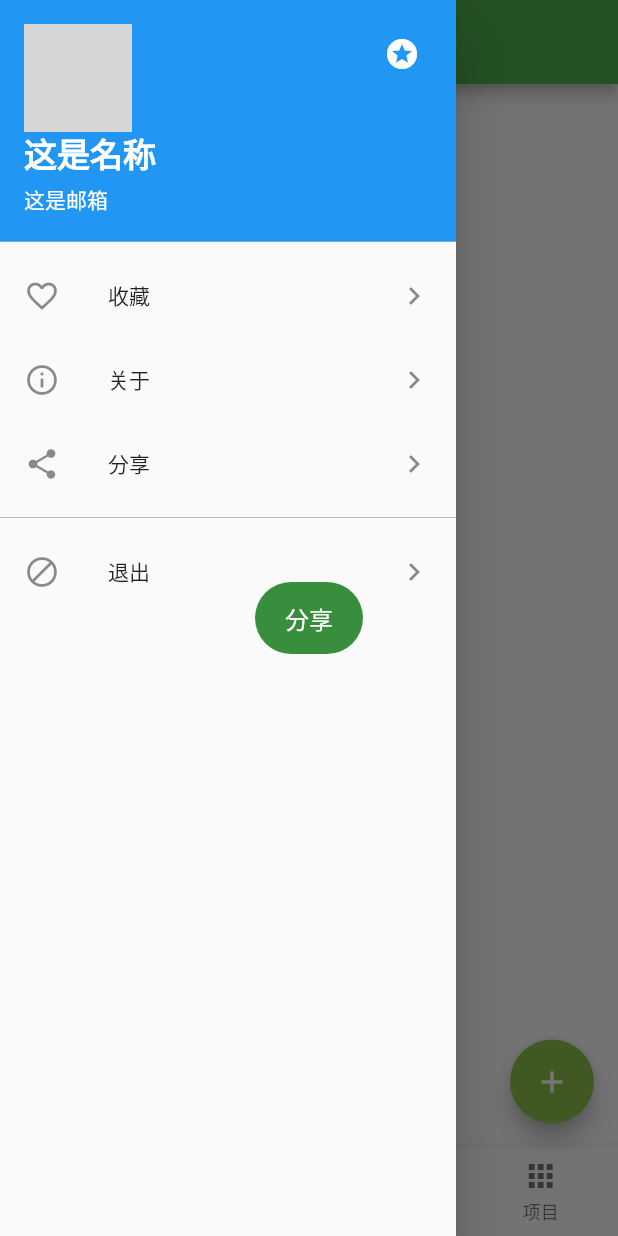
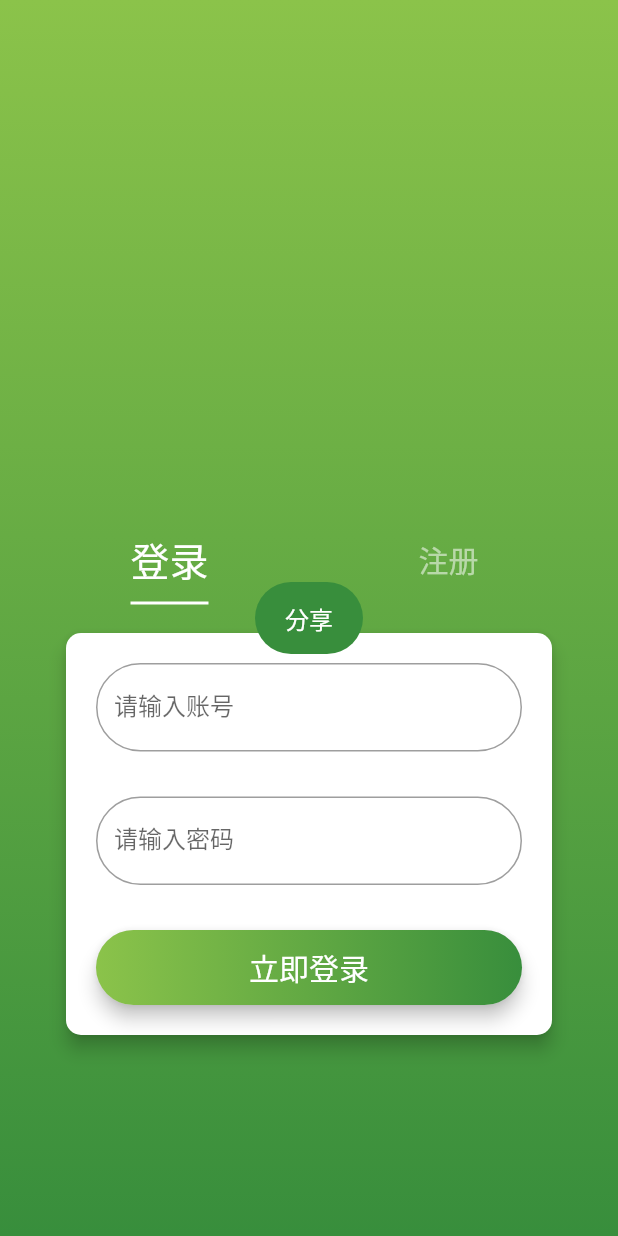
Before and after one commit to yechaoa/wanandroid_flutter, a Flutter app: the screen it shows after launch, in the side drawer, after a tap on "分享", on a phone screen of 412 x 824 dp. Run offline on Flutter 3.47's test engine with Material 2 defaults, Android fonts, the phone set to English and light mode, and no system bars; our stand-ins replace cookie_jar, dio, flutter_swiper, fluttertoast; missing offline and left inert: flutter_webview_plugin; network calls fail; grey boxes are pictures that could not be loaded.

Commit message:
登录界面

```diff
--- a/lib/common/api.dart
+++ b/lib/common/api.dart
@@ -23,4 +23,7 @@ class Api {
   //项目列表数据
   static const String PROJECT_LIST = "project/list/1/json";
 
+  //登录
+  static const String LOGIN = "user/login";
+
 }
--- a/lib/main.dart
+++ b/lib/main.dart
@@ -2,6 +2,7 @@ import 'package:flutter/material.dart';
 import 'package:fluttertoast/fluttertoast.dart';
 import 'package:wanandroid_flutter/pages/about.dart';
 import 'package:wanandroid_flutter/pages/homePage.dart';
+import 'package:wanandroid_flutter/pages/loginPage.dart';
 import 'package:wanandroid_flutter/pages/naviPage.dart';
 import 'package:wanandroid_flutter/pages/projectPage.dart';
 import 'package:wanandroid_flutter/pages/treePage.dart';
@@ -196,6 +197,10 @@ class _MyHomePageState extends State<MyHomePage> {
             trailing: new Icon(Icons.chevron_right),
             onTap: () {
               YToast.show(msg: "分享");
+              Navigator.push(
+                context,
+                new MaterialPageRoute(builder: (context) => new LoginPage()),
+              );
             },
           ),
 
--- /dev/null
+++ b/lib/pages/loginPage.dart
@@ -0,0 +1,235 @@
+import 'dart:convert';
+
+import 'package:flutter/material.dart';
+import 'package:wanandroid_flutter/common/api.dart';
+import 'package:wanandroid_flutter/entity/project_entity.dart';
+import 'package:wanandroid_flutter/entity/project_list_entity.dart';
+import 'package:wanandroid_flutter/http/httpUtil.dart';
+import 'package:wanandroid_flutter/res/colors.dart';
+import 'package:wanandroid_flutter/util/ToastUtil.dart';
+
+class LoginPage extends StatefulWidget {
+  @override
+  State<StatefulWidget> createState() {
+    return new _LoginPagePageState();
+  }
+}
+
+class _LoginPagePageState extends State<LoginPage>
+    with SingleTickerProviderStateMixin {
+  TabController controller; //tab控制器
+  int _currentIndex = 0; //选中下标
+
+  List<ProjectData> _datas = new List(); //tab集合
+  List<ProjectListDataData> _listDatas = new List(); //内容集合
+
+  var tabs = <Tab>[];
+  String btnText = "立即登录";
+  bool visible = true;
+
+  @override
+  void initState() {
+    super.initState();
+    tabs = <Tab>[
+      Tab(text: "登录"),
+      Tab(text: "注册"),
+    ];
+
+    //初始化controller并添加监听
+    controller = TabController(length: tabs.length, vsync: this);
+    controller.addListener(() => _onTabChanged());
+
+    getHttp();
+  }
+
+  void getHttp() async {
+    try {
+      var response = await HttpUtil().get(Api.PROJECT);
+      Map userMap = json.decode(response.toString());
+      var projectEntity = new ProjectEntity.fromJson(userMap);
+
+      setState(() {
+        if (_datas.length != null) _datas = projectEntity.data;
+        _currentIndex = 0;
+      });
+    } catch (e) {
+      print(e);
+    }
+  }
+
+  ///
+  /// tab改变监听
+  ///
+  _onTabChanged() {
+    if (controller.indexIsChanging) {
+      if (this.mounted) {
+        //赋值 并更新数据
+        this.setState(() {
+          _currentIndex = controller.index;
+        });
+      }
+    }
+  }
+
+  @override
+  Widget build(BuildContext context) {
+    return new DefaultTabController(
+      length: tabs.length,
+      child: Container(
+        alignment: Alignment.topCenter,
+        padding: EdgeInsets.only(top: 350, left: 20, right: 20),
+        decoration: new BoxDecoration(
+          gradient: const LinearGradient(
+              begin: Alignment.topCenter,
+              end: Alignment.bottomCenter,
+              colors: [YColors.colorAccent, YColors.colorPrimaryDark]),
+        ),
+        child: Container(
+          width: MediaQuery.of(context).size.width,
+          height: MediaQuery.of(context).size.height,
+          child: new Scaffold(
+            backgroundColor: Colors.transparent,
+            appBar: new TabBar(
+              indicatorSize: TabBarIndicatorSize.label,
+              //TabBarIndicatorSize.label：indicator与文字同宽，TabBarIndicatorSize.tab：与tab同宽
+              indicatorPadding: EdgeInsets.symmetric(vertical: -5),
+              controller: controller,
+              labelColor: Colors.white,
+              labelStyle: TextStyle(fontSize: 26),
+              unselectedLabelColor: Colors.white54,
+              unselectedLabelStyle: TextStyle(fontSize: 20),
+              indicatorColor: Colors.white,
+              //是否可滑动,false：tab宽度则等比，true：tab宽度则包裹item
+              isScrollable: false,
+              tabs: tabs.map((Tab choice) {
+                return new Tab(
+                  text: choice.text,
+                );
+              }).toList(),
+              onTap: (int i) {
+                setState(() {
+                  if (0 == i) {
+                    btnText = "立即登录";
+                    visible=true;
+                  } else {
+                    btnText = "立即注册";
+                    visible=false;
+                  }
+                });
+              },
+            ),
+            body: new TabBarView(
+              controller: controller,
+              children: tabs.map((Tab choice) {
+                return getTabBarView();
+              }).toList(),
+            ),
+          ),
+        ),
+      ),
+    );
+  }
+
+  Widget getTabBarView() {
+    //可滑动布局，避免弹出键盘时会有溢出异常
+    return ListView(
+      children: <Widget>[
+        Container(
+          padding: EdgeInsets.all(20),
+          child: Card(
+            elevation: 5,
+            shape: RoundedRectangleBorder(
+              borderRadius: BorderRadius.all(Radius.circular(10)),
+            ),
+            color: Colors.white,
+            child: Padding(
+                padding: EdgeInsets.all(20),
+                child: Column(
+                  crossAxisAlignment: CrossAxisAlignment.start,
+                  children: <Widget>[
+                    TextField(
+                      obscureText: true, //是否显示密码类型
+                      keyboardType: TextInputType.number, //键盘类型，即输入类型
+                      textInputAction: TextInputAction.next,
+                      decoration: InputDecoration(
+                        border: OutlineInputBorder(
+                          borderRadius: BorderRadius.all(Radius.circular(30)),
+                        ),
+                        labelText: '请输入账号',
+                      ),
+                    ),
+                    SizedBox(height: 30),
+                    TextField(
+                      obscureText: false,
+                      keyboardType: TextInputType.number, //键盘类型，即输入类型
+                      decoration: InputDecoration(
+                        border: OutlineInputBorder(
+                          borderRadius: BorderRadius.all(Radius.circular(30)),
+                        ),
+                        labelText: '请输入密码',
+                      ),
+                    ),
+                    SizedBox(height: 30),
+                    Offstage(
+                      offstage: visible,
+                      child: Column(
+                        children: <Widget>[
+                          TextField(
+                            obscureText: false,
+                            keyboardType: TextInputType.number, //键盘类型，即输入类型
+                            decoration: InputDecoration(
+                              border: OutlineInputBorder(
+                                borderRadius:
+                                    BorderRadius.all(Radius.circular(30)),
+                              ),
+                              labelText: '请确认密码',
+                            ),
+                          ),
+                          SizedBox(height: 30),
+                        ],
+                      ),
+                    ),
+                    RaisedButton(
+                      shape: RoundedRectangleBorder(
+                        borderRadius: BorderRadius.all(Radius.circular(50)),
+                      ),
+                      onPressed: () {
+                        YToast.show(msg: "登录");
+                      },
+                      elevation: 5,
+                      highlightElevation: 10,
+                      textColor: Colors.white,
+                      padding: EdgeInsets.all(0.0),
+                      child: Container(
+                        width: MediaQuery.of(context).size.width,
+                        alignment: Alignment.center,
+                        decoration: BoxDecoration(
+                          borderRadius: BorderRadius.all(Radius.circular(50)),
+                          gradient: LinearGradient(
+                            colors: <Color>[
+                              YColors.colorAccent,
+                              YColors.colorPrimaryDark,
+                            ],
+                          ),
+                        ),
+                        padding: EdgeInsets.all(10.0),
+                        child: Text(
+                          btnText,
+                          style: TextStyle(fontSize: 20),
+                        ),
+                      ),
+                    ),
+                  ],
+                )),
+          ),
+        )
+      ],
+    );
+  }
+
+  @override
+  void dispose() {
+    super.dispose();
+    controller.dispose();
+  }
+}
```
